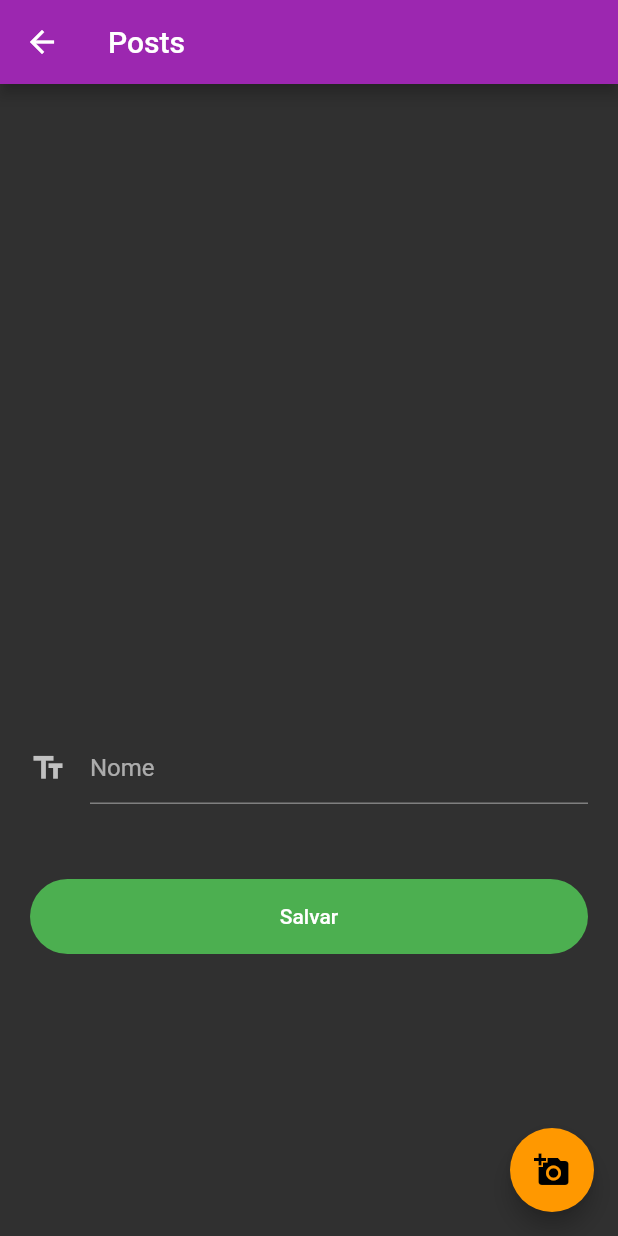
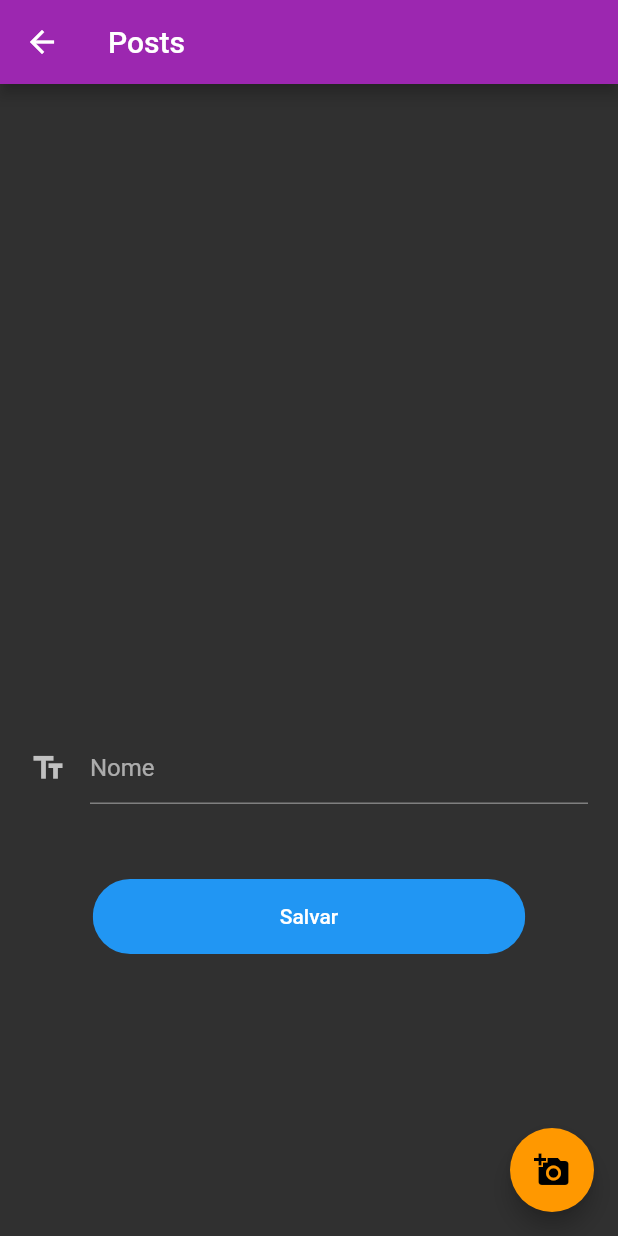
Before and after one commit to firminoazevedo/simpleDesignGenerator, a Flutter app: the Parabens screen opened directly, after a tap on the "add a photo" icon, on a phone screen of 412 x 824 dp. Run offline on Flutter 3.47's test engine with Material 2 defaults, Android fonts, the light colour scheme and no system bars; our stand-ins replace auto_size_text, google_fonts, image_cropper, image_gallery_saver, image_picker, permission_handler; statements that could not run were skipped.

Commit message:
Feat: Texto responsivo

```diff
--- a/lib/green_footer.dart
+++ b/lib/green_footer.dart
@@ -98,7 +98,8 @@
                           ),
 
                           // Nome do Médico
-                          if (!headerText.isEmpty)
+                          // ignore: sdk_version_ui_as_code
+                          if (headerText.isNotEmpty)
                           Container(
                             padding: EdgeInsets.fromLTRB(1, 1, 1, 1),
                             decoration: BoxDecoration(
@@ -196,7 +197,7 @@
                                   mainAxisAlignment:
                                       MainAxisAlignment.spaceEvenly,
                                   children: [
-                                    RaisedButton(
+                                    ElevatedButton(
                                       onPressed: () async {
                                         _imageFile =  await SalvarImage().takeScreenshot(globalKey);
                                         showDialog(context: context,
@@ -204,7 +205,7 @@
                                           title: Text('Imagem salva!'),
                                           content: Text('Verique sua galeria '),
                                           actions: [
-                                            FlatButton(onPressed: (){
+                                            TextButton(onPressed: (){
                                               Navigator.of(context).pop();
                                             }, child: Text('Fechar'))
                                           ],
--- a/lib/medicos.dart
+++ b/lib/medicos.dart
@@ -238,7 +238,7 @@
                                       _switchValue = newValue;
                                     });
                                   }),
-                              RaisedButton(
+                              ElevatedButton(
                                 onPressed: () async {
                                   _imageFile =  await SalvarImage().takeScreenshot(globalKey);
                                   showDialog(context: context,
@@ -246,7 +246,7 @@
                                     title: Text('Imagem salva!'),
                                     content: Text('Verique sua galeria '),
                                     actions: [
-                                      FlatButton(onPressed: (){
+                                      TextButton(onPressed: (){
                                         Navigator.of(context).pop();
                                       }, child: Text('Fechar'))
                                     ],
--- a/lib/parabens.dart
+++ b/lib/parabens.dart
@@ -23,7 +23,7 @@
 
   int mxLine = 1;
 
-  double mxFontSize = 35;
+  double mxFontSize = 30;
 
   double txtTopMargin;
 
@@ -53,13 +53,6 @@
                 child: Stack(
                   alignment: Alignment.center,
                   children: <Widget>[
-                    AspectRatio(
-                      aspectRatio: _switchValue ? 1.0 : 1.7,
-                      child: _image != null
-                          ? Image.file(_image, fit: BoxFit.cover)
-                          : Container(),
-                    ),
-
                     // image background
                     _image != null
                         ? AspectRatio(
@@ -76,8 +69,9 @@
                       children: [
                         _image != null
                             ? Container(
-                                width: 180.0,
-                                height: 180.0,
+                                width: MediaQuery.of(context).size.width,
+                                height:
+                                    MediaQuery.of(context).size.width * 0.41,
                                 decoration: BoxDecoration(
                                     border: Border.all(
                                         color: Colors.white, width: 3),
@@ -87,85 +81,29 @@
                                         image: FileImage(_image))),
                               )
                             : Container(),
-                            SizedBox(height: 8,),
+                        SizedBox(
+                          height: MediaQuery.of(context).size.width * 0.003,
+                        ),
+
+                        // Nome do aniversariante
                         Center(
                           child: AutoSizeText(
                             centerText,
                             textAlign: TextAlign.center,
                             maxLines: mxLine,
-                            maxFontSize: mxFontSize,
+                            maxFontSize: mxFontSize *
+                                MediaQuery.of(context).textScaleFactor,
                             style: GoogleFonts.fredokaOne(
-                                fontWeight: FontWeight.w500,
-                                fontSize: mxFontSize,
-                                color: Colors.white),
+                              fontWeight: FontWeight.w500,
+                              fontSize: mxFontSize *
+                                  MediaQuery.of(context).textScaleFactor,
+                              color: Colors.white,
+                            ),
                           ),
                         ),
                       ],
                     ),
 
-                    Positioned(
-                      top: MediaQuery.of(context).size.width / 2.15,
-                      left: 80,
-                      right: 80,
-                      bottom: 140,
-                      child: Container(
-                        padding: EdgeInsets.fromLTRB(10, 2, 10, 2),
-                        decoration: BoxDecoration(
-                          borderRadius: BorderRadius.circular(80),
-                          //color: Colors.white,
-                        ),
-                        child: RotationTransition(
-                            turns: AlwaysStoppedAnimation(-8 / 360),
-                            child: Container()),
-                      ),
-                    ),
-
-                    // texto do meio
-                    (headerText.length > 0)
-                        ? Positioned(
-                            top: MediaQuery.of(context).size.width / 1.52,
-                            left: 95,
-                            right: 95,
-                            child: Container(
-                              padding: EdgeInsets.fromLTRB(6, 1, 6, 1),
-                              decoration: BoxDecoration(
-                                borderRadius: BorderRadius.circular(80),
-                                color: Colors.white,
-                              ),
-                              child: Center(
-                                child: AutoSizeText(
-                                  headerText,
-                                  maxLines: 1,
-                                  style: GoogleFonts.oleoScript(
-                                      //fontWeight: FontWeight.w400,
-                                      fontSize: 16,
-                                      color: Color.fromRGBO(11, 56, 40, 1)),
-                                ),
-                              ),
-                            ),
-                          )
-                        : Container(),
-
-                    // texto de especialidade
-                    Positioned(
-                      top: 263,
-                      left: 90,
-                      right: 90,
-                      child: Container(
-                        padding: EdgeInsets.fromLTRB(10, 2, 10, 2),
-                        decoration: BoxDecoration(),
-                        child: Center(
-                          child: AutoSizeText(
-                            footerText.toUpperCase(),
-                            maxLines: 1,
-                            style: GoogleFonts.abel(
-                                fontWeight: FontWeight.w400,
-                                fontSize: 15,
-                                color: Colors.white),
-                          ),
-                        ),
-                      ),
-                    ),
                     Container(
                       width: MediaQuery.of(context).size.width,
                       height: MediaQuery.of(context).size.width,
@@ -246,9 +184,8 @@
                             borderRadius: BorderRadius.circular(50),
                             child: Container(
                               height: 50,
-                              width: double.infinity,
-                              child: RaisedButton(
-                                color: Colors.green,
+                              width: MediaQuery.of(context).size.width * 0.7,
+                              child: ElevatedButton(
                                 onPressed: () async {
                                   _imageFile = await SalvarImage()
                                       .takeScreenshot(globalKey);
@@ -260,7 +197,7 @@
                                             content:
                                                 Text('Verique sua galeria '),
                                             actions: [
-                                              FlatButton(
+                                              TextButton(
                                                   onPressed: () {
                                                     Navigator.of(context).pop();
                                                   },
--- a/lib/posts.dart
+++ b/lib/posts.dart
@@ -236,7 +236,7 @@
                                 });
                               }),
 
-                              RaisedButton(
+                              ElevatedButton(
                                 onPressed: () async {
                                   _imageFile =  await SalvarImage().takeScreenshot(globalKey);
                                   showDialog(context: context,
@@ -244,7 +244,7 @@
                                     title: Text('Imagem salva!'),
                                     content: Text('Verique sua galeria '),
                                     actions: [
-                                      FlatButton(onPressed: (){
+                                      TextButton(onPressed: (){
                                         Navigator.of(context).pop();
                                       }, child: Text('Fechar'))
                                     ],
```
Also changed, not shown: pubspec.yaml (+8 -4 lines), pubspec.lock, 1 other file.
